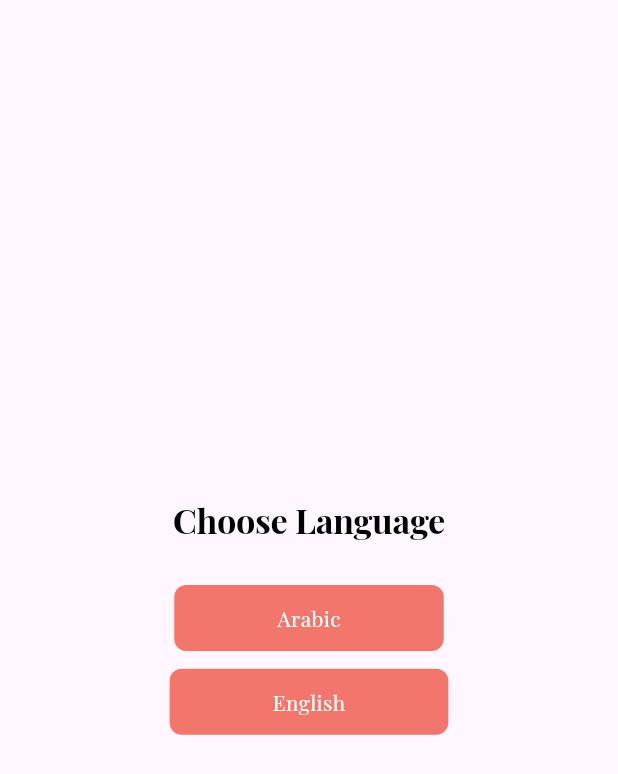
After one commit to MohammedAnwar2/ecommerce-app, a Flutter app: the Language screen opened by its route, on a phone screen of 412 x 824 dp. The commit adds this screen. Shown: the top 774 px of the screen. Run offline on Flutter 3.47's test engine with Material 3 defaults, Android fonts, the phone set to English and light mode, and no system bars; our stand-ins replace flutter_screenutil, get, shared_preferences; accounts and stored records are empty; project files that could hold a hidden picture were left out.

Commit message:
Add localization controller, translation, services, and language screen
This commit adds a localization controller, translation file, services for
shared preferences, and a language screen for selecting app language. It also
updates routes and imports accordingly.

```diff
--- /dev/null
+++ b/lib/controller/localizationController.dart
@@ -0,0 +1,32 @@
+import 'package:ecommerce/core/constant/keys.dart';
+import 'package:ecommerce/core/services/service.dart';
+import 'package:flutter/material.dart';
+import 'package:get/get.dart';
+
+class MyLanguageController extends GetxController {
+  Locale? language;
+  MyServices myServices = Get.find<MyServices>();
+
+  changeLangauge(String lang) {
+    language = Locale(lang);
+    myServices.sharePref.setString(AppKey.language, lang);
+    Get.updateLocale(language!);
+  }
+
+  @override
+  void onInit() {
+    String? sharedPrefLang = myServices.sharePref.getString(AppKey.language);
+    if (sharedPrefLang == "ar") {
+      language = const Locale("ar");
+    } else if (sharedPrefLang == "en") {
+      language = const Locale("en");
+    } else {
+      language = Locale(Get.deviceLocale!.languageCode);
+      // myServices.sharePref.setString(
+      //     AppKey.language,
+      //     Get.deviceLocale!
+      //         .languageCode); //عرفه افضل في داله الخدمات <services>
+    }
+    super.onInit();
+  }
+}
--- a/lib/controller/onboardingController.dart
+++ b/lib/controller/onboardingController.dart
@@ -1,6 +1,6 @@
 import 'package:ecommerce/data/datasource/static/static.dart';
 import 'package:ecommerce/route/route_app.dart';
-import 'package:ecommerce/view/screen/home_page.dart';
+import 'package:ecommerce/view/screen/auth/home_page.dart';
 import 'package:flutter/material.dart';
 import 'package:get/get.dart';
 
@@ -22,7 +22,7 @@ class ImpOnboardingController extends OnboardingController {
   nextPage() {
     ++dotValue;
     if (dotValue > onBoardingList.length - 1) {
-      Get.offAllNamed(AppRoute.Login);
+      Get.offAllNamed(AppRoute.Language);
     } else {
       print(dotValue);
       pageController?.animateToPage(dotValue,
--- /dev/null
+++ b/lib/core/constant/keys.dart
@@ -0,0 +1,3 @@
+class AppKey {
+  static const String language = "language";
+}
--- /dev/null
+++ b/lib/core/localization/translation.dart
@@ -0,0 +1,18 @@
+import 'package:get/get.dart';
+
+class LocalizationModel extends Translations {
+  @override
+  // TODO: implement keys
+  Map<String, Map<String, String>> get keys => {
+        "ar": ar,
+        "en": en,
+      };
+}
+
+Map<String, String> ar = {"1": "اختر اللغة", "2": "عربي", "3": "انجليزي"};
+
+Map<String, String> en = {
+  "1": "Choose Language",
+  "2": "Arabic",
+  "3": "English"
+};
--- /dev/null
+++ b/lib/core/services/service.dart
@@ -0,0 +1,15 @@
+import 'package:get/get.dart';
+import 'package:shared_preferences/shared_preferences.dart';
+
+class MyServices extends GetxService {
+  late SharedPreferences sharePref;
+
+  Future<MyServices> init() async {
+    sharePref = await SharedPreferences.getInstance();
+    return this;
+  }
+}
+
+initServices() async {
+  await Get.putAsync(() => MyServices().init());
+}
--- a/lib/main.dart
+++ b/lib/main.dart
@@ -1,16 +1,23 @@
+import 'package:ecommerce/controller/localizationController.dart';
 import 'package:ecommerce/core/constant/color.dart';
+import 'package:ecommerce/core/localization/translation.dart';
+import 'package:ecommerce/core/services/service.dart';
 import 'package:ecommerce/core/shared/horizontal_and_vertical_size.dart';
 import 'package:ecommerce/route/routes.dart';
 import 'package:ecommerce/view/screen/Onbording.dart';
 import 'package:flutter/material.dart';
 import 'package:flutter_screenutil/flutter_screenutil.dart';
-import 'package:get/get_navigation/src/root/get_material_app.dart';
+import 'package:get/get.dart';
 
-void main() => runApp(MyApp());
+void main() async {
+  WidgetsFlutterBinding.ensureInitialized();
+  await initServices();
+  runApp(MyApp());
+}
 
 class MyApp extends StatelessWidget {
-  const MyApp({Key? key}) : super(key: key);
-
+  MyApp({Key? key}) : super(key: key);
+  MyLanguageController controller = Get.put(MyLanguageController());
   @override
   Widget build(BuildContext context) {
     return ScreenUtilInit(
@@ -19,15 +26,17 @@ class MyApp extends StatelessWidget {
       splitScreenMode: true,
       builder: (_, child) {
         return GetMaterialApp(
+          translations: LocalizationModel(),
+          locale: controller.language,
           debugShowCheckedModeBanner: false,
           title: 'First Method',
           getPages: getPages,
           theme: ThemeData(
               fontFamily: "PlayfairDisplay",
               textTheme: TextTheme(
+                  bodyLarge: TextStyle(
+                      color: AppColor.grey, fontSize: fontSize(14), height: 2),
                   displayLarge: TextStyle(
-                      color: AppColor.grey, fontSize: fontSize(14), height: 2),
-                  bodyLarge: TextStyle(
                       color: AppColor.black,
                       fontSize: fontSize(20),
                       fontWeight: FontWeight.bold))),
--- a/lib/route/route_app.dart
+++ b/lib/route/route_app.dart
@@ -1,3 +1,4 @@
 class AppRoute {
   static const String Login = "/login";
+  static const String Language = "/language";
 }
--- a/lib/route/routes.dart
+++ b/lib/route/routes.dart
@@ -1,10 +1,15 @@
 import 'package:ecommerce/route/route_app.dart';
-import 'package:ecommerce/view/screen/home_page.dart';
+import 'package:ecommerce/view/screen/auth/home_page.dart';
+import 'package:ecommerce/view/screen/language.dart';
 import 'package:get/get.dart';
 
 List<GetPage<dynamic>>? getPages = [
   GetPage(
       name: AppRoute.Login,
       page: () => const Login(),
+      transition: Transition.fade),
+  GetPage(
+      name: AppRoute.Language,
+      page: () => const Language(),
       transition: Transition.fade)
 ];
--- /dev/null
+++ b/lib/view/screen/language.dart
@@ -0,0 +1,42 @@
+import 'package:ecommerce/controller/localizationController.dart';
+import 'package:ecommerce/core/shared/horizontal_and_vertical_size.dart';
+import 'package:ecommerce/view/widget/language/custom_button.dart';
+import 'package:flutter/material.dart';
+import 'package:get/get.dart';
+
+class Language extends GetView<MyLanguageController> {
+  const Language({super.key});
+
+  @override
+  Widget build(BuildContext context) {
+    return Scaffold(
+        body: SafeArea(
+            child: Container(
+      width: double.infinity,
+      child: Column(
+        crossAxisAlignment: CrossAxisAlignment.center,
+        mainAxisAlignment: MainAxisAlignment.center,
+        children: [
+          Text(
+            "1".tr,
+            style: Theme.of(context).textTheme.displayLarge,
+          ),
+          verticalSizedBox(25),
+          CustomLanguageButton(
+            buttonName: "2".tr,
+            onTap: () {
+              controller.changeLangauge("ar");
+            },
+          ),
+          verticalSizedBox(10),
+          CustomLanguageButton(
+            buttonName: "3".tr,
+            onTap: () {
+              controller.changeLangauge("en");
+            },
+          )
+        ],
+      ),
+    )));
+  }
+}
--- /dev/null
+++ b/lib/view/widget/language/custom_button.dart
@@ -0,0 +1,32 @@
+import 'package:ecommerce/core/constant/color.dart';
+import 'package:ecommerce/core/shared/horizontal_and_vertical_size.dart';
+import 'package:flutter/material.dart';
+
+class CustomLanguageButton extends StatelessWidget {
+  const CustomLanguageButton({
+    super.key,
+    this.onTap,
+    required this.buttonName,
+  });
+  final void Function()? onTap;
+  final String buttonName;
+  @override
+  Widget build(BuildContext context) {
+    return InkWell(
+      onTap: onTap,
+      splashColor: Colors.transparent,
+      highlightColor: Colors.transparent,
+      child: Container(
+        padding: EdgeInsetsDirectional.symmetric(
+            horizontal: horizontalSize(60), vertical: verticalSized(10)),
+        decoration: BoxDecoration(
+            color: AppColor.primaryColor,
+            borderRadius: BorderRadius.circular(8)),
+        child: Text(
+          buttonName,
+          style: const TextStyle(color: AppColor.white),
+        ),
+      ),
+    );
+  }
+}
--- a/lib/view/widget/onboarding/custom_slider.dart
+++ b/lib/view/widget/onboarding/custom_slider.dart
@@ -28,7 +28,7 @@ class PageViewBuilder extends GetView<ImpOnboardingController> {
             verticalSizedBox(80),
             Text(
               onBoardingList[i].title,
-              style: Theme.of(context).textTheme.bodyLarge,
+              style: Theme.of(context).textTheme.displayLarge,
             ),
             verticalSizedBox(20),
             Container(
@@ -36,7 +36,7 @@ class PageViewBuilder extends GetView<ImpOnboardingController> {
               alignment: Alignment.center,
               child: Text(
                 onBoardingList[i].body,
-                style: Theme.of(context).textTheme.displayLarge,
+                style: Theme.of(context).textTheme.bodyLarge,
                 textAlign: TextAlign.center,
               ),
             ),
```
Also changed, not shown: lib/view/screen/auth/home_page.dart (renamed from lib/view/screen/home_page.dart), 1 other file.
